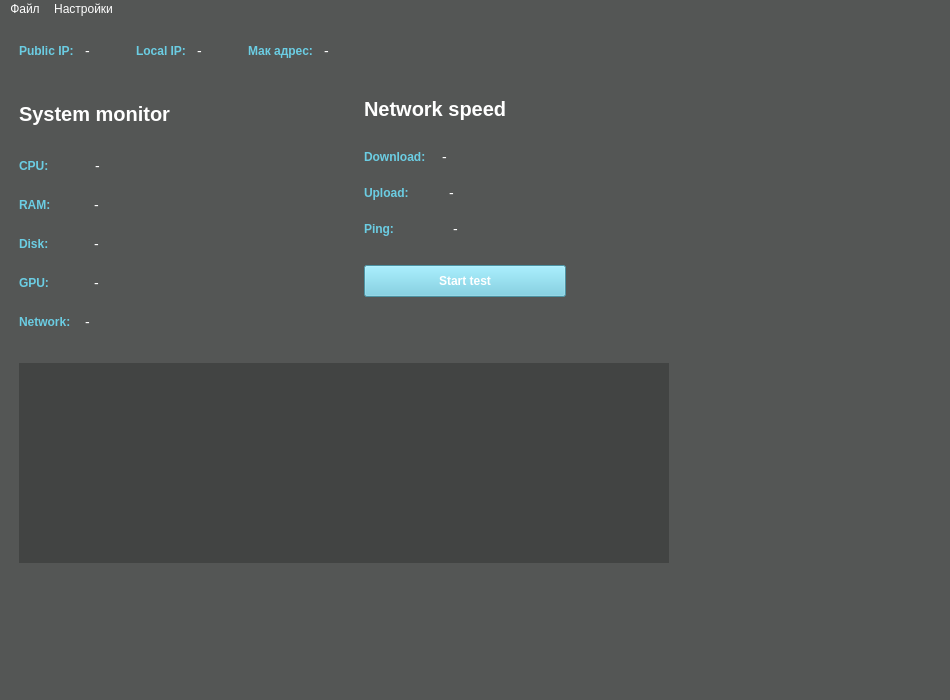
Above: ui/design/monitor.ui from firstbobrov/SystemMonitoring before the change. Below: the same form after it.
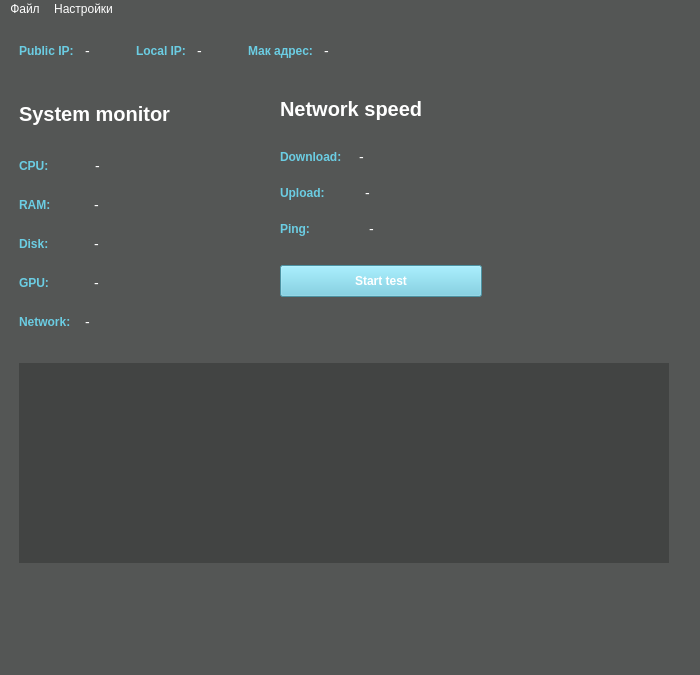
That is the form after the change.

```diff
--- a/ui/design/monitor.ui
+++ b/ui/design/monitor.ui
@@ -6,14 +6,14 @@
    <rect>
     <x>0</x>
     <y>0</y>
-    <width>950</width>
-    <height>700</height>
+    <width>700</width>
+    <height>675</height>
    </rect>
   </property>
   <property name="minimumSize">
    <size>
-    <width>950</width>
-    <height>700</height>
+    <width>700</width>
+    <height>675</height>
    </size>
   </property>
   <property name="windowTitle">
@@ -808,7 +808,7 @@
               </property>
               <property name="sizeHint" stdset="0">
                <size>
-                <width>10</width>
+                <width>11</width>
                 <height>20</height>
                </size>
               </property>
@@ -1099,7 +1099,7 @@
     <rect>
      <x>0</x>
      <y>0</y>
-     <width>950</width>
+     <width>700</width>
      <height>22</height>
     </rect>
    </property>
```
